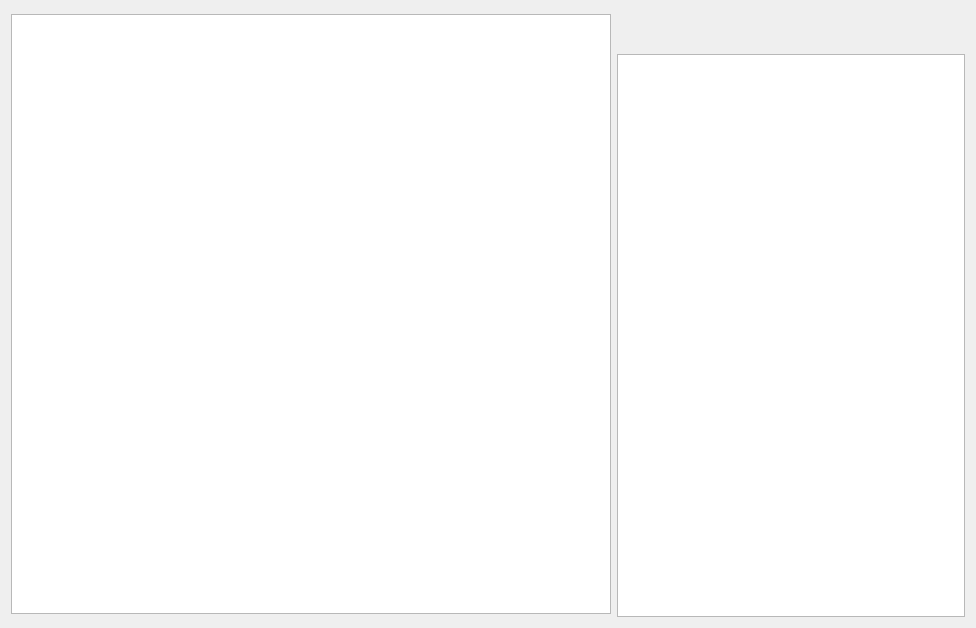
Qt form game/tablero.ui (losfroger/ajedrez-juego) before a commit.
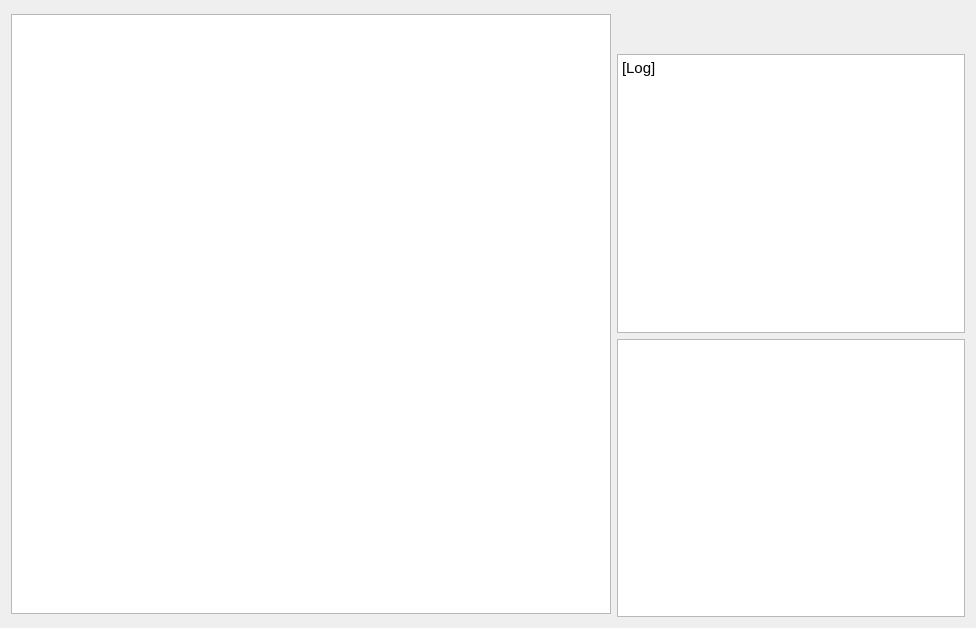
The same form after that commit.

Patch:
```diff
--- a/game/tablero.ui
+++ b/game/tablero.ui
@@ -64,10 +64,14 @@
 &lt;html&gt;&lt;head&gt;&lt;meta name=&quot;qrichtext&quot; content=&quot;1&quot; /&gt;&lt;style type=&quot;text/css&quot;&gt;
 p, li { white-space: pre-wrap; }
 &lt;/style&gt;&lt;/head&gt;&lt;body style=&quot; font-family:'Ubuntu'; font-size:11pt; font-weight:400; font-style:normal;&quot;&gt;
+&lt;p style=&quot; margin-top:0px; margin-bottom:0px; margin-left:0px; margin-right:0px; -qt-block-indent:0; text-indent:0px;&quot;&gt;[Log]&lt;/p&gt;
 &lt;p style=&quot;-qt-paragraph-type:empty; margin-top:0px; margin-bottom:0px; margin-left:0px; margin-right:0px; -qt-block-indent:0; text-indent:0px;&quot;&gt;&lt;br /&gt;&lt;/p&gt;&lt;/body&gt;&lt;/html&gt;</string>
          </property>
         </widget>
        </item>
+       <item>
+        <widget class="QPlainTextEdit" name="plainTextEdit"/>
+       </item>
       </layout>
      </item>
     </layout>
```
